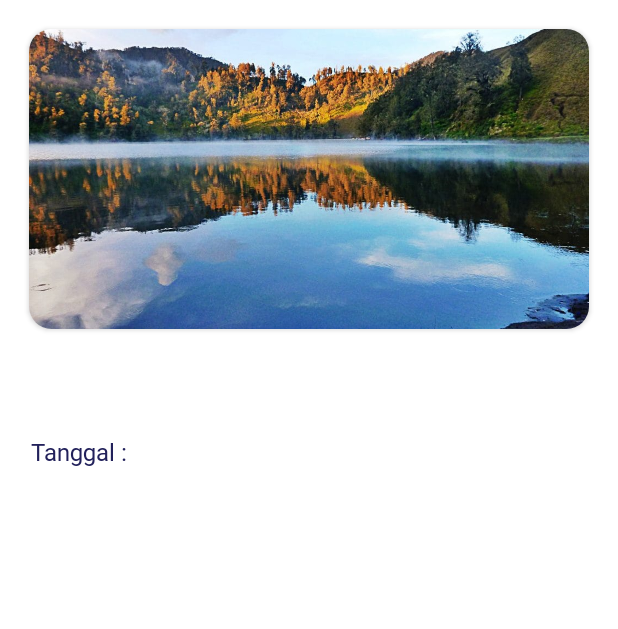
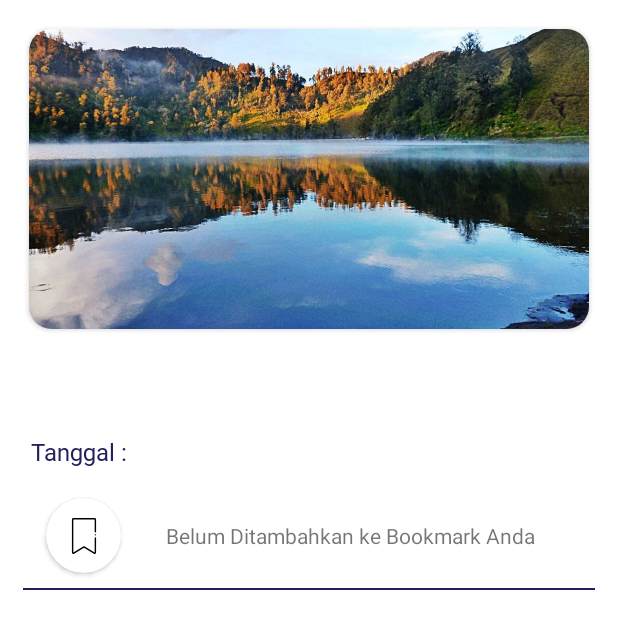
Before and after one commit to henryaugusta/Android-Peduly-Lindungy, an Android app: the layout fragment_news_detail.xml on its own in the app's theme, with its tools: preview values and no code run, on a phone screen of 412 x 824 dp. Shown: the top 629 px of the screen. Run offline under Robolectric (Android 15) with nearby library versions, the phone set to English and light mode, and no system bars.

Commit message:
Finish add and delete news from bookmark

```diff
--- a/app/src/main/java/com/feylabs/lindungipeduli/core/data/NewsRepository.kt
+++ b/app/src/main/java/com/feylabs/lindungipeduli/core/data/NewsRepository.kt
@@ -51,6 +51,10 @@ class NewsRepository(
 
         }.asFlowable()
 
+    override fun checkIfFavorite(id: String): Flowable<Boolean> {
+        return localDataSource.checkIfFavorite(id)
+    }
+
     override fun getFavoriteNews(): Flowable<List<News>> {
         return localDataSource.getFavoriteNews().map {
             DataMapper.newsEntitiesToDomain(it)
--- a/app/src/main/java/com/feylabs/lindungipeduli/core/data/source/local/LocalDataSource.kt
+++ b/app/src/main/java/com/feylabs/lindungipeduli/core/data/source/local/LocalDataSource.kt
@@ -22,6 +22,9 @@ class LocalDataSource(
 
     fun getAllNews(): Flowable<List<NewsEntity>> = myRoomDatabase.newsDao().getAllNews()
 
+    fun checkIfFavorite(id: String): Flowable<Boolean> =
+        myRoomDatabase.newsDao().checkIfFavorite(id)
+
     fun getFavoriteNews(): Flowable<List<NewsEntity>> = myRoomDatabase.newsDao().getFavoriteNews()
 
     fun insertNews(newsList: List<NewsEntity>) = myRoomDatabase.newsDao().insertNews(newsList)
--- a/app/src/main/java/com/feylabs/lindungipeduli/core/di/AppModule.kt
+++ b/app/src/main/java/com/feylabs/lindungipeduli/core/di/AppModule.kt
@@ -4,6 +4,7 @@ import com.feylabs.lindungipeduli.core.domain.usecase.NewsInteractor
 import com.feylabs.lindungipeduli.core.domain.usecase.NewsUseCase
 import com.feylabs.lindungipeduli.ui.MainViewModel
 import com.feylabs.lindungipeduli.ui.home.HomeViewModel
+import com.feylabs.lindungipeduli.ui.news.NewsViewModel
 import org.koin.android.viewmodel.dsl.viewModel
 import org.koin.dsl.module
 
@@ -15,4 +16,5 @@ val useCaseModule = module {
 val viewModelModule = module {
     viewModel { MainViewModel(get()) }
     viewModel { HomeViewModel(get()) }
+    viewModel { NewsViewModel(get()) }
 }
--- a/app/src/main/java/com/feylabs/lindungipeduli/core/domain/model/News.kt
+++ b/app/src/main/java/com/feylabs/lindungipeduli/core/domain/model/News.kt
@@ -12,4 +12,5 @@ data class News(
     val content :String,
     val cover_pict_url :String,
     val created_at :String,
+    var is_favorite :Boolean
 ) : Parcelable
--- a/app/src/main/java/com/feylabs/lindungipeduli/core/domain/repository/INewsRepository.kt
+++ b/app/src/main/java/com/feylabs/lindungipeduli/core/domain/repository/INewsRepository.kt
@@ -8,6 +8,8 @@ interface INewsRepository {
 
     fun getNews(): Flowable<Resource<List<News>>>
 
+    fun checkIfFavorite(id:String): Flowable<Boolean> // only for favorite checking
+
     fun getFavoriteNews(): Flowable<List<News>>
 
     fun setFavoriteNews(news: News, state: Boolean)
--- a/app/src/main/java/com/feylabs/lindungipeduli/core/domain/usecase/NewsInteractor.kt
+++ b/app/src/main/java/com/feylabs/lindungipeduli/core/domain/usecase/NewsInteractor.kt
@@ -21,5 +21,11 @@ class NewsInteractor
         newsRepository.setFavoriteNews(news, state)
     }
 
+    override fun checkIfFavorite(id: String): Flowable<Boolean> {
+        return newsRepository.checkIfFavorite(id)
+    }
+
+
+
 
 }
--- a/app/src/main/java/com/feylabs/lindungipeduli/core/domain/usecase/NewsUseCase.kt
+++ b/app/src/main/java/com/feylabs/lindungipeduli/core/domain/usecase/NewsUseCase.kt
@@ -10,5 +10,6 @@ interface NewsUseCase {
     fun getAllNews(): Flowable<Resource<List<News>>>
     fun getFavoriteNews(): Flowable<List<News>>
     fun setFavoriteNews(news: News, state: Boolean)
+    fun checkIfFavorite(id:String) : Flowable<Boolean>
 
 }
--- a/app/src/main/java/com/feylabs/lindungipeduli/utils/DataMapper.kt
+++ b/app/src/main/java/com/feylabs/lindungipeduli/utils/DataMapper.kt
@@ -15,7 +15,8 @@ object DataMapper {
             author = it.author,
             created_at = it.created_at,
             cover_pict_url = it.cover_pict_url,
-            title = it.title
+            title = it.title,
+            is_favorite = it.is_favorite
         )
     }
 
--- a/app/src/main/res/drawable/ic_bookmark.xml
+++ b/app/src/main/res/drawable/ic_bookmark.xml
@@ -1,5 +1,5 @@
 <?xml version="1.0" encoding="utf-8"?>
 <selector xmlns:android="http://schemas.android.com/apk/res/android">
-    <item android:drawable="@drawable/ic_bookmark_checked" android:state_checked="true"/>
-    <item android:drawable="@drawable/ic_bookmark_unchecked" android:state_checked="false"/>
+    <item android:drawable="@drawable/ic_bookmark_checked" android:state_selected="true"/>
+    <item android:drawable="@drawable/ic_bookmark_unchecked" android:state_selected="false"/>
 </selector>
--- a/app/src/main/res/layout/fragment_news_detail.xml
+++ b/app/src/main/res/layout/fragment_news_detail.xml
@@ -65,6 +65,45 @@
             android:textColor="@color/color_blue_mine"
             android:textSize="16sp" />
 
+
+
+        <RelativeLayout
+            android:layout_marginTop="10dp"
+            android:layout_marginHorizontal="5dp"
+            android:layout_width="match_parent"
+            android:layout_height="wrap_content">
+
+            <androidx.cardview.widget.CardView
+                android:id="@+id/container_bookmark"
+                app:cardCornerRadius="25dp"
+                android:layout_margin="10dp"
+                android:layout_width="wrap_content"
+                android:layout_height="wrap_content">
+                <ImageButton
+                    android:id="@+id/btn_bookmark"
+                    android:background="@android:color/transparent"
+                    android:layout_width="50dp"
+                    android:layout_height="50dp"
+                    android:src="@drawable/ic_bookmark"/>
+            </androidx.cardview.widget.CardView>
+
+
+            <TextView
+                android:id="@+id/label_bookmark"
+                android:layout_width="wrap_content"
+                android:layout_height="wrap_content"
+                android:layout_centerInParent="true"
+                android:layout_marginStart="20dp"
+                android:layout_toEndOf="@id/container_bookmark"
+                android:text="Belum Ditambahkan ke Bookmark Anda" />
+
+        </RelativeLayout>
+
+        <View
+            android:layout_width="match_parent"
+            android:layout_height="1dp"
+            android:background="@color/color_blue_mine"/>
+
         <TextView
             android:layout_marginTop="20dp"
             android:id="@+id/tv_content"
--- a/app/src/main/res/values/strings.xml
+++ b/app/src/main/res/values/strings.xml
@@ -25,4 +25,7 @@
     <string name="ditulis_oleh">\"Ditulis Oleh \"</string>
     <string name="peduly_lindungy">Peduly Lindungy</string>
     <string name="aplikasi_informasi_covid_19_indonesia_raya">Aplikasi Informasi Covid 19 Indonesia Raya</string>
+    <string name="illegal_state">Illegal State</string>
+    <string name="not_yet_bookmark">Belum ditambahkan ke bookmark anda</string>
+    <string name="already_added">Telah ada di bookmark anda</string>
 </resources>
```
Also changed, not shown: app/src/main/java/com/feylabs/lindungipeduli/core/data/source/local/room/NewsDao.kt (+8 -2 lines), app/src/main/java/com/feylabs/lindungipeduli/ui/news/NewsDetailFragment.kt (+61 -1 lines), app/src/main/java/com/feylabs/lindungipeduli/ui/news/NewsViewModel.kt (+7 -2 lines).
